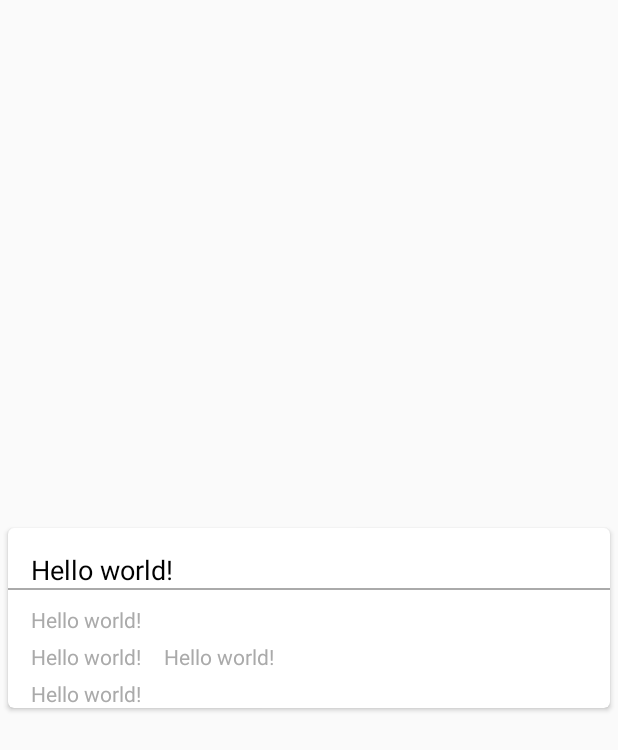
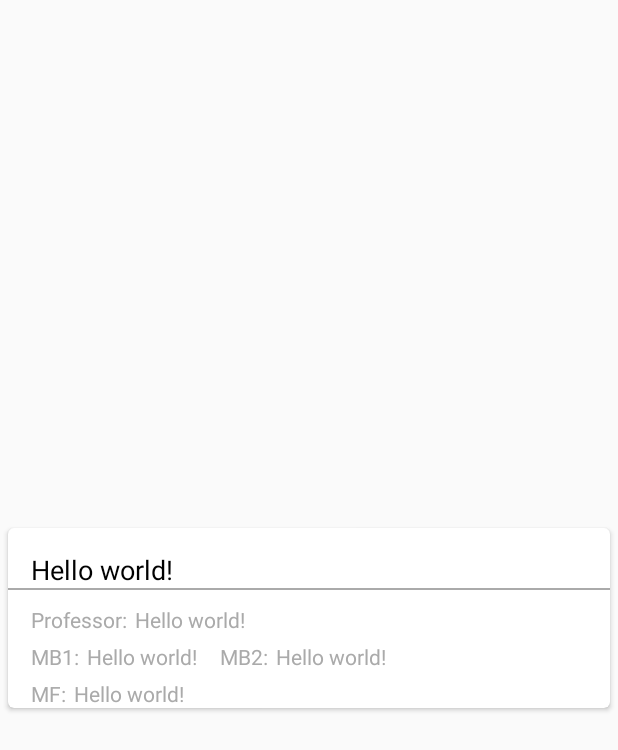
Before and after one commit to wellingtonmb88/Aprovado, an Android app: the layout card_item_course.xml on its own in the app's theme, with its tools: preview values and no code run, on a phone screen of 412 x 824 dp. Shown: the top 750 px of the screen. Run offline under Robolectric (Android 15) with nearby library versions, the phone set to English and light mode, and no system bars.

Commit message:
Update Layout of CardView

```diff
--- a/app/src/main/res/layout/activity_course.xml
+++ b/app/src/main/res/layout/activity_course.xml
@@ -32,12 +32,13 @@
                 android:layout_marginRight="5dp"
                 android:layout_marginEnd="5dp"/>
 
-            <EditText
+            <android.support.v7.widget.AppCompatEditText
                 android:id="@+id/editText_disciplina"
                 android:layout_width="0dp"
                 android:layout_height="wrap_content"
                 android:hint="@string/activity_course_class"
                 android:layout_weight="1"
+                android:textSize="18sp"
                 android:imeOptions="actionNext"/>
         </LinearLayout>
 
@@ -54,12 +55,13 @@
                 android:layout_marginRight="5dp"
                 android:layout_marginEnd="5dp"/>
 
-            <EditText
+            <android.support.v7.widget.AppCompatEditText
                 android:id="@+id/editText_professor"
                 android:layout_width="0dp"
                 android:layout_height="wrap_content"
                 android:hint="@string/activity_course_teacher"
                 android:layout_weight="1"
+                android:textSize="18sp"
                 android:imeOptions="actionNext" />
         </LinearLayout>
 
--- a/app/src/main/res/layout/card_item_course.xml
+++ b/app/src/main/res/layout/card_item_course.xml
@@ -6,8 +6,8 @@
     android:layout_height="wrap_content"
     android:layout_gravity="center"
     android:layout_marginEnd="5dp"
+    android:layout_marginLeft="5dp"
     android:layout_marginRight="5dp"
-    android:layout_marginLeft="5dp"
     android:layout_marginStart="5dp"
     card_view:cardCornerRadius="4dp">
 
@@ -34,16 +34,33 @@
             android:layout_gravity="end"
             android:background="@android:color/darker_gray" />
 
+        <LinearLayout
+            android:layout_width="match_parent"
+            android:layout_height="wrap_content"
+            android:orientation="horizontal">
+
+            <TextView
+                android:id="@+id/labelProfessor"
+                android:layout_width="wrap_content"
+                android:layout_height="wrap_content"
+                android:layout_marginLeft="15dp"
+                android:layout_marginStart="15dp"
+                android:layout_marginTop="10dp"
+                android:text="@string/recyclrview_label_teacher"
+                android:textAppearance="?android:attr/textAppearanceSmall"
+                android:textColor="#aaa" />
+
             <TextView
                 android:id="@+id/txtProfessor"
                 android:layout_width="match_parent"
                 android:layout_height="wrap_content"
-                    android:layout_marginLeft="15dp"
-                    android:layout_marginStart="15dp"
+                android:layout_marginLeft="5dp"
+                android:layout_marginStart="5dp"
                 android:layout_marginTop="10dp"
                 android:text="@string/hello_world"
                 android:textAppearance="?android:attr/textAppearanceSmall"
                 android:textColor="#aaa" />
+        </LinearLayout>
 
         <LinearLayout
             android:layout_width="match_parent"
@@ -51,13 +68,35 @@
             android:orientation="horizontal">
 
             <TextView
-                        android:id="@+id/txtMB1"
+                android:id="@+id/labelMB1"
                 android:layout_width="wrap_content"
                 android:layout_height="wrap_content"
                 android:layout_marginLeft="15dp"
                 android:layout_marginStart="15dp"
                 android:layout_marginTop="5dp"
+                android:text="@string/recyclrview_label_mb1"
+                android:textAppearance="?android:attr/textAppearanceSmall"
+                android:textColor="#aaa" />
+
+            <TextView
+                android:id="@+id/txtMB1"
+                android:layout_width="wrap_content"
+                android:layout_height="wrap_content"
+                android:layout_marginLeft="5dp"
+                android:layout_marginStart="5dp"
+                android:layout_marginTop="5dp"
                 android:text="@string/hello_world"
+                android:textAppearance="?android:attr/textAppearanceSmall"
+                android:textColor="#aaa" />
+
+            <TextView
+                android:id="@+id/labelMB2"
+                android:layout_width="wrap_content"
+                android:layout_height="wrap_content"
+                android:layout_marginLeft="15dp"
+                android:layout_marginStart="15dp"
+                android:layout_marginTop="5dp"
+                android:text="@string/recyclrview_label_mb2"
                 android:textAppearance="?android:attr/textAppearanceSmall"
                 android:textColor="#aaa" />
 
@@ -65,26 +104,40 @@
                 android:id="@+id/txtMB2"
                 android:layout_width="wrap_content"
                 android:layout_height="wrap_content"
-                        android:layout_marginLeft="15dp"
-                        android:layout_marginStart="15dp"
+                android:layout_marginLeft="5dp"
+                android:layout_marginStart="5dp"
                 android:layout_marginTop="5dp"
                 android:text="@string/hello_world"
                 android:textAppearance="?android:attr/textAppearanceSmall"
                 android:textColor="#aaa" />
         </LinearLayout>
 
+        <LinearLayout
+            android:layout_width="match_parent"
+            android:layout_height="wrap_content"
+            android:orientation="horizontal">
+
+            <TextView
+                android:id="@+id/labelMF"
+                android:layout_width="wrap_content"
+                android:layout_height="wrap_content"
+                android:layout_marginLeft="15dp"
+                android:layout_marginStart="15dp"
+                android:layout_marginTop="5dp"
+                android:text="@string/recyclrview_label_mf"
+                android:textAppearance="?android:attr/textAppearanceSmall"
+                android:textColor="#aaa" />
+
             <TextView
                 android:id="@+id/txtMF"
                 android:layout_width="match_parent"
                 android:layout_height="wrap_content"
-                    android:layout_marginLeft="15dp"
-                    android:layout_marginStart="15dp"
+                android:layout_marginLeft="5dp"
+                android:layout_marginStart="5dp"
                 android:layout_marginTop="5dp"
                 android:text="@string/hello_world"
                 android:textAppearance="?android:attr/textAppearanceSmall"
                 android:textColor="#aaa" />
         </LinearLayout>
-
-
-
+    </LinearLayout>
 </android.support.v7.widget.CardView>
```
Also changed, not shown: app/src/main/java/com/wellingtonmb88/aprovado/activity/CourseActivity.java (+24 -0 lines), app/src/main/java/com/wellingtonmb88/aprovado/adapter/CourseRecyclerViewAdapter.java (+37 -8 lines). Lines whose indentation alone changed are shown as unchanged.
